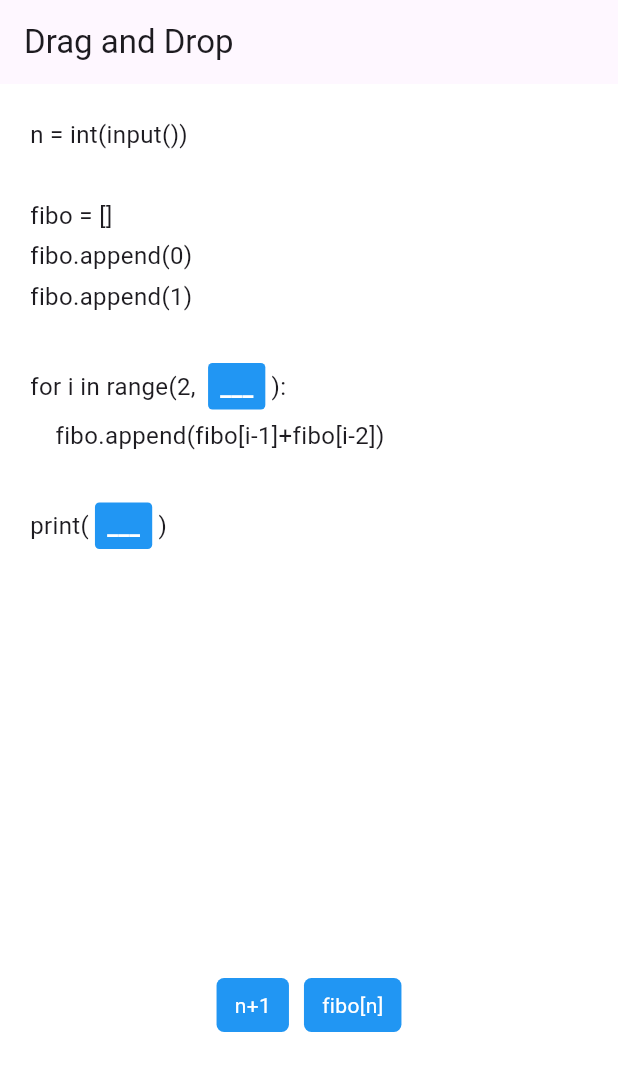
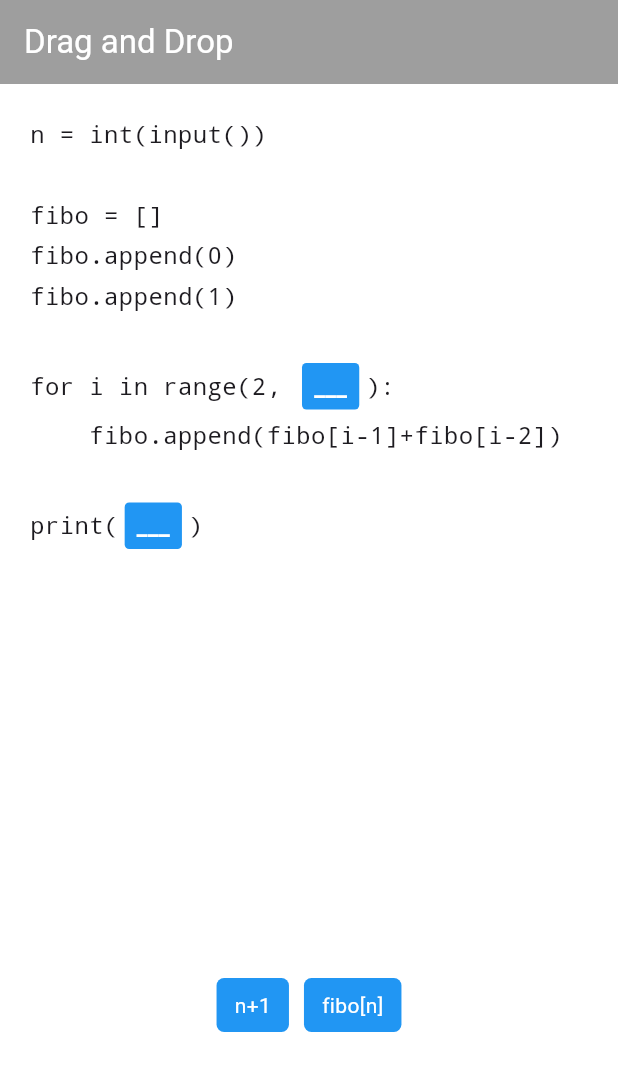
Before and after one commit to jinhyeon-dev/Flutter-Drag-Blocks, a Flutter app: the screen it shows after launch, on a phone screen of 412 x 824 dp. Shown: the top 1071 px of the screen. Run offline on Flutter 3.47's test engine with Material 3 defaults, Android fonts, the phone set to English and light mode, and no system bars.

Commit message:
refactor: line 85

```diff
--- a/lib/screens/drag_screen.dart
+++ b/lib/screens/drag_screen.dart
@@ -29,7 +29,11 @@ class _DragScreenState extends State<DragScreen> {
   Widget build(BuildContext context) {
     return Scaffold(
       appBar: AppBar(
-        title: const Text("Drag and Drop"),
+        backgroundColor: Colors.grey,
+        title: const Text(
+          "Drag and Drop",
+          style: TextStyle(color: Colors.white),
+        ),
       ),
       body: Column(
         children: [
@@ -48,6 +52,7 @@ class _DragScreenState extends State<DragScreen> {
                   return CodeLineWithBlank(
                     line: codeLines[index],
                     blankContent: filledBlanks[blankIndex],
+                    blankIndex: blankIndex,
                     onAccept: (data) {
                       setState(() {
                         filledBlanks[blankIndex] = data;
@@ -55,6 +60,12 @@ class _DragScreenState extends State<DragScreen> {
                         if (!filledBlanks.contains(null)) {
                           checkCompletion();
                         }
+                      });
+                    },
+                    onRemove: (data) {
+                      setState(() {
+                        filledBlanks[data['blankIndex']] = null;
+                        availableBlocks.add(data['block']);
                       });
                     },
                   );
@@ -73,18 +84,6 @@ class _DragScreenState extends State<DragScreen> {
                 children: availableBlocks.map((block) {
                   return Draggable<String>(
                     data: block,
-                    child: Container(
-                      padding:
-                          EdgeInsets.symmetric(horizontal: 12, vertical: 8),
-                      decoration: BoxDecoration(
-                        color: Colors.blue,
-                        borderRadius: BorderRadius.circular(5),
-                      ),
-                      child: Text(
-                        block,
-                        style: TextStyle(color: Colors.white),
-                      ),
-                    ),
                     feedback: Material(
                       color: Colors.transparent,
                       child: Container(
@@ -105,6 +104,18 @@ class _DragScreenState extends State<DragScreen> {
                           horizontal: 12, vertical: 8),
                       decoration: BoxDecoration(
                         color: Colors.grey,
+                        borderRadius: BorderRadius.circular(5),
+                      ),
+                      child: const Text(
+                        "Dragging...",
+                        style: TextStyle(color: Colors.white),
+                      ),
+                    ),
+                    child: Container(
+                      padding: const EdgeInsets.symmetric(
+                          horizontal: 12, vertical: 8),
+                      decoration: BoxDecoration(
+                        color: Colors.blue,
                         borderRadius: BorderRadius.circular(5),
                       ),
                       child: Text(
@@ -179,7 +190,7 @@ class CodeLine extends StatelessWidget {
       padding: const EdgeInsets.symmetric(vertical: 2),
       child: Text(
         line,
-        style: const TextStyle(fontSize: 16),
+        style: const TextStyle(fontSize: 16, fontFamily: 'monospace'),
         softWrap: true,
       ),
     );
@@ -189,13 +200,17 @@ class CodeLine extends StatelessWidget {
 class CodeLineWithBlank extends StatelessWidget {
   final String line;
   final String? blankContent;
+  final int blankIndex;
   final Function(String) onAccept;
+  final Function(Map<String, dynamic>) onRemove;
 
   const CodeLineWithBlank({
     super.key,
     required this.line,
     this.blankContent,
+    required this.blankIndex,
     required this.onAccept,
+    required this.onRemove,
   });
 
   @override
@@ -209,14 +224,24 @@ class CodeLineWithBlank extends StatelessWidget {
         children: [
           Text(
             parts[0],
-            style: const TextStyle(fontSize: 16),
+            style: const TextStyle(fontSize: 16, fontFamily: 'monospace'),
             softWrap: true,
           ),
           const SizedBox(width: 4), // 약간의 간격 추가
-          DragTarget<String>(
+          GestureDetector(
+            onTap: () {
+              if (blankContent != null) {
+                onRemove({
+                  'blankIndex': blankIndex,
+                  'block': blankContent!,
+                });
+              }
+            },
+            child: DragTarget<String>(
               builder: (context, candidateData, rejectedData) {
                 return Container(
-                padding: const EdgeInsets.symmetric(horizontal: 8, vertical: 4),
+                  padding:
+                      const EdgeInsets.symmetric(horizontal: 8, vertical: 4),
                   decoration: BoxDecoration(
                     color: blankContent != null
                         ? Theme.of(context).colorScheme.primary
@@ -235,12 +260,13 @@ class CodeLineWithBlank extends StatelessWidget {
                   ),
                 );
               },
-            onAccept: onAccept,
+              onAcceptWithDetails: (details) => onAccept,
+            ),
           ),
           const SizedBox(width: 4), // 약간의 간격 추가
           Text(
             parts.length > 1 ? parts[1] : '',
-            style: const TextStyle(fontSize: 16),
+            style: const TextStyle(fontSize: 16, fontFamily: 'monospace'),
             softWrap: true,
           ),
         ],
```
Lines whose indentation alone changed are shown as unchanged.
